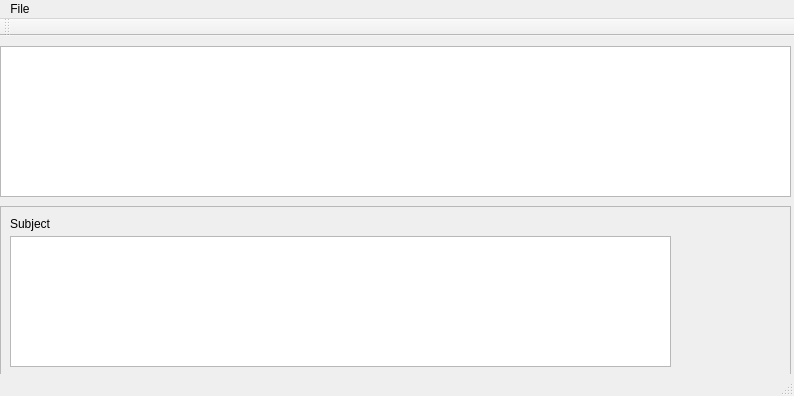
Above: rbit/clients/pyside/rbitmain.ui from luispedro/rbit before the change. Below: the same form after it.
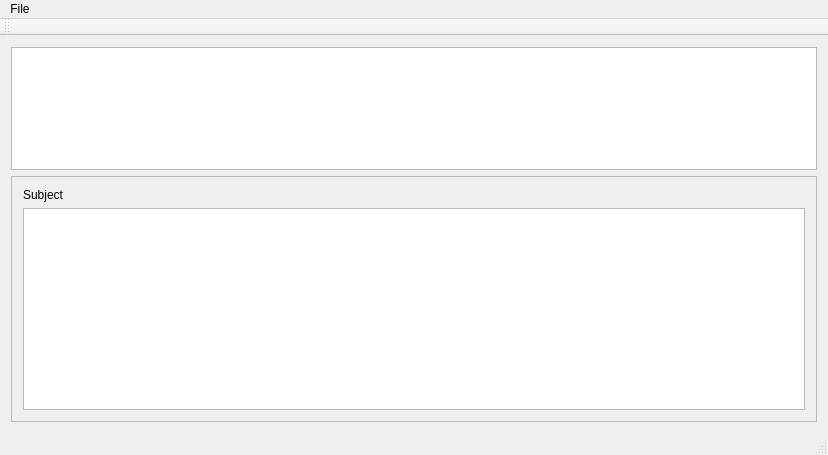
That is the form after the change.

Commit message: BUG Correct use of QLayouts

What changed in the file:
```diff
--- a/rbit/clients/pyside/rbitmain.ui
+++ b/rbit/clients/pyside/rbitmain.ui
@@ -6,37 +6,25 @@
    <rect>
     <x>0</x>
     <y>0</y>
-    <width>794</width>
-    <height>396</height>
+    <width>828</width>
+    <height>455</height>
    </rect>
   </property>
   <property name="sizePolicy">
    <sizepolicy hsizetype="Maximum" vsizetype="Maximum">
-    <horstretch>0</horstretch>
-    <verstretch>0</verstretch>
+    <horstretch>1</horstretch>
+    <verstretch>1</verstretch>
    </sizepolicy>
   </property>
   <property name="windowTitle">
    <string>RBitMain</string>
   </property>
   <widget class="QWidget" name="centralWidget">
-   <property name="sizePolicy">
-    <sizepolicy hsizetype="Maximum" vsizetype="Maximum">
-     <horstretch>0</horstretch>
-     <verstretch>0</verstretch>
-    </sizepolicy>
-   </property>
+   <layout class="QVBoxLayout" name="verticalLayout_2">
+    <item>
    <widget class="QListView" name="messagelist">
-    <property name="geometry">
-     <rect>
-      <x>0</x>
-      <y>10</y>
-      <width>791</width>
-      <height>151</height>
-     </rect>
-    </property>
     <property name="sizePolicy">
-     <sizepolicy hsizetype="Maximum" vsizetype="Maximum">
+       <sizepolicy hsizetype="Expanding" vsizetype="Expanding">
       <horstretch>0</horstretch>
       <verstretch>1</verstretch>
      </sizepolicy>
@@ -51,19 +39,13 @@
      <bool>true</bool>
     </property>
    </widget>
+    </item>
+    <item>
    <widget class="QFrame" name="frame">
-    <property name="geometry">
-     <rect>
-      <x>0</x>
-      <y>170</y>
-      <width>791</width>
-      <height>171</height>
-     </rect>
-    </property>
     <property name="sizePolicy">
-     <sizepolicy hsizetype="Maximum" vsizetype="Maximum">
-      <horstretch>0</horstretch>
-      <verstretch>0</verstretch>
+       <sizepolicy hsizetype="Expanding" vsizetype="Expanding">
+        <horstretch>2</horstretch>
+        <verstretch>2</verstretch>
      </sizepolicy>
     </property>
     <property name="frameShape">
@@ -72,18 +54,12 @@
     <property name="frameShadow">
      <enum>QFrame::Raised</enum>
     </property>
+      <layout class="QVBoxLayout" name="verticalLayout">
+       <item>
     <widget class="QLabel" name="subject">
-     <property name="geometry">
-      <rect>
-       <x>10</x>
-       <y>10</y>
-       <width>771</width>
-       <height>16</height>
-      </rect>
-     </property>
      <property name="sizePolicy">
-      <sizepolicy hsizetype="Maximum" vsizetype="Preferred">
-       <horstretch>0</horstretch>
+          <sizepolicy hsizetype="Expanding" vsizetype="Expanding">
+           <horstretch>2</horstretch>
        <verstretch>0</verstretch>
       </sizepolicy>
      </property>
@@ -91,30 +67,28 @@
       <string>Subject</string>
      </property>
     </widget>
+       </item>
+       <item>
     <widget class="QTextBrowser" name="mbody">
-     <property name="geometry">
-      <rect>
-       <x>10</x>
-       <y>30</y>
-       <width>661</width>
-       <height>131</height>
-      </rect>
-     </property>
      <property name="sizePolicy">
-      <sizepolicy hsizetype="Maximum" vsizetype="Maximum">
-       <horstretch>0</horstretch>
-       <verstretch>0</verstretch>
+          <sizepolicy hsizetype="Expanding" vsizetype="Expanding">
+           <horstretch>1</horstretch>
+           <verstretch>1</verstretch>
       </sizepolicy>
      </property>
     </widget>
-   </widget>
+       </item>
+      </layout>
+     </widget>
+    </item>
+   </layout>
   </widget>
   <widget class="QMenuBar" name="menuBar">
    <property name="geometry">
     <rect>
      <x>0</x>
      <y>0</y>
-     <width>794</width>
+     <width>828</width>
      <height>21</height>
     </rect>
    </property>
```
Lines whose indentation alone changed are shown as unchanged.
